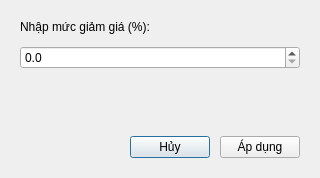
letrankhang/Supermarket_Manager, file src/gui/discount_dialog.ui: the form before one commit.
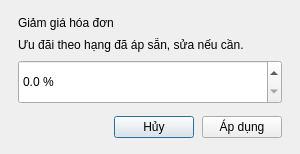
The form after the commit. Icons and pictures are not drawn.

Commit message: feat: cải thiện giao diện và sửa lỗi xếp hạng, giảm giá theo hạng

The edit to the form file:
```diff
--- a/src/gui/discount_dialog.ui
+++ b/src/gui/discount_dialog.ui
@@ -6,8 +6,8 @@
    <rect>
     <x>0</x>
     <y>0</y>
-    <width>320</width>
-    <height>178</height>
+    <width>300</width>
+    <height>180</height>
    </rect>
   </property>
   <property name="windowTitle">
@@ -467,29 +467,60 @@
   </property>
   <layout class="QVBoxLayout" name="verticalLayout">
    <property name="spacing">
-    <number>12</number>
+    <number>8</number>
+   </property>
+   <property name="sizeConstraint">
+    <enum>QLayout::SizeConstraint::SetFixedSize</enum>
    </property>
    <property name="leftMargin">
-    <number>20</number>
+    <number>18</number>
    </property>
    <property name="topMargin">
-    <number>20</number>
+    <number>16</number>
    </property>
    <property name="rightMargin">
-    <number>20</number>
+    <number>18</number>
    </property>
    <property name="bottomMargin">
-    <number>20</number>
+    <number>16</number>
    </property>
    <item>
     <widget class="QLabel" name="lblTitle">
      <property name="text">
-      <string>Nhập mức giảm giá (%):</string>
+      <string>Giảm giá hóa đơn</string>
+     </property>
+    </widget>
+   </item>
+   <item>
+    <widget class="QLabel" name="lblHint">
+     <property name="maximumSize">
+      <size>
+       <width>16777215</width>
+       <height>25</height>
+      </size>
+     </property>
+     <property name="text">
+      <string>Ưu đãi theo hạng đã áp sẵn, sửa nếu cần.</string>
+     </property>
+     <property name="wordWrap">
+      <bool>true</bool>
      </property>
     </widget>
    </item>
    <item>
     <widget class="QDoubleSpinBox" name="spnDiscount">
+     <property name="minimumSize">
+      <size>
+       <width>264</width>
+       <height>44</height>
+      </size>
+     </property>
+     <property name="alignment">
+      <set>Qt::AlignmentFlag::AlignLeading|Qt::AlignmentFlag::AlignLeft|Qt::AlignmentFlag::AlignVCenter</set>
+     </property>
+     <property name="suffix">
+      <string> %</string>
+     </property>
      <property name="decimals">
       <number>1</number>
      </property>
@@ -498,23 +529,13 @@
      </property>
     </widget>
    </item>
-   <item>
-    <spacer name="verticalSpacer">
-     <property name="orientation">
-      <enum>Qt::Orientation::Vertical</enum>
-     </property>
-     <property name="sizeHint" stdset="0">
-      <size>
-       <width>20</width>
-       <height>10</height>
-      </size>
-     </property>
-    </spacer>
-   </item>
    <item>
     <layout class="QHBoxLayout" name="horizontalLayout">
      <property name="spacing">
-      <number>10</number>
+      <number>8</number>
+     </property>
+     <property name="topMargin">
+      <number>4</number>
      </property>
      <item>
       <spacer name="horizontalSpacer">
@@ -523,8 +544,8 @@
        </property>
        <property name="sizeHint" stdset="0">
         <size>
-         <width>40</width>
-         <height>20</height>
+         <width>0</width>
+         <height>0</height>
         </size>
        </property>
       </spacer>
```
Left out of the diff: 30 changed lines with no effect on the pictures. The commit also changes 37 other files.
